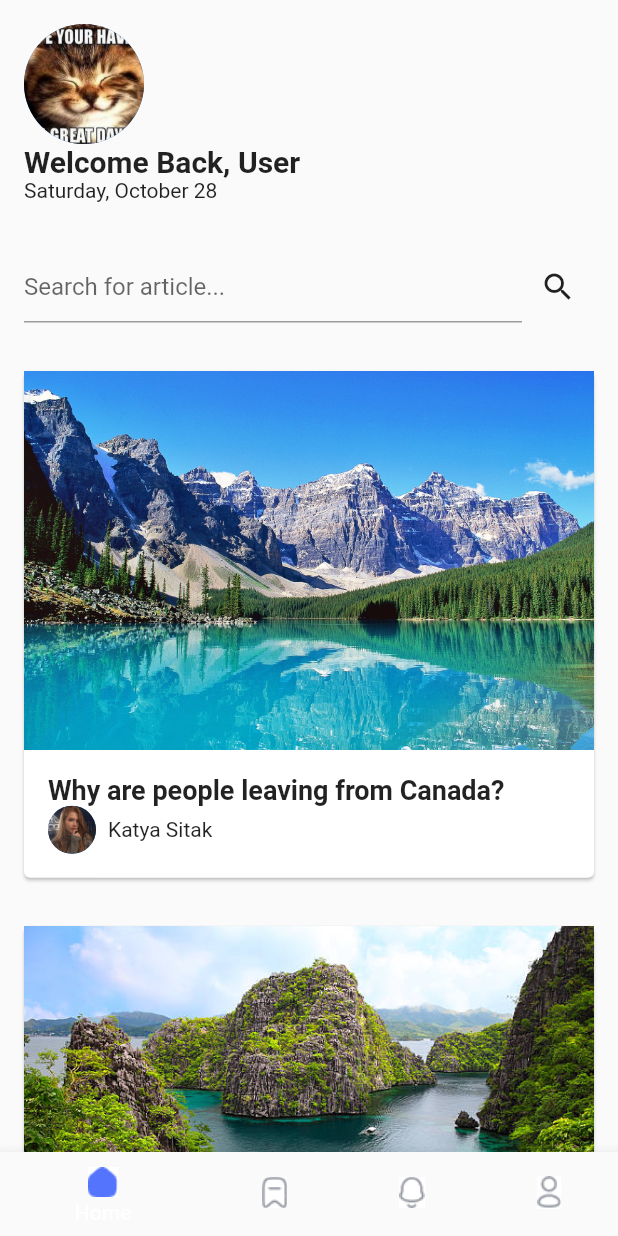
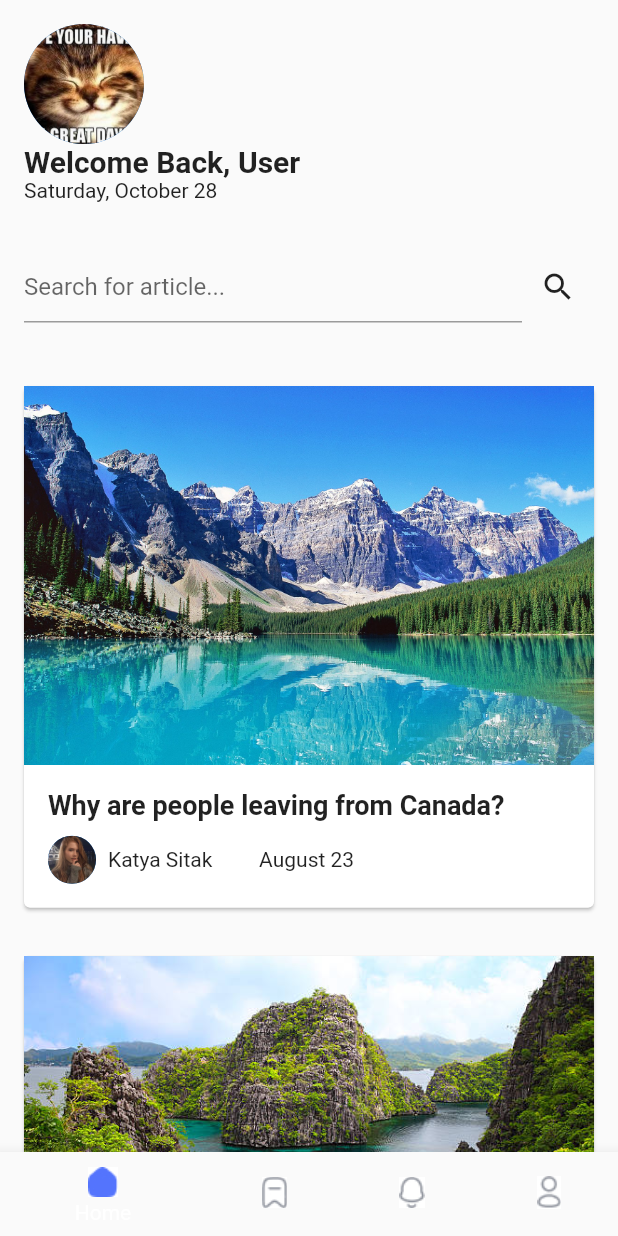
Before and after one commit to akilg25/travel_news_app, a Flutter app: the screen it shows after launch, on a phone screen of 412 x 824 dp. Run offline on Flutter 3.47's test engine with Material 2 defaults, Android fonts, the phone set to English and light mode, and no system bars.

Commit message:
add space between search bar and listview,add article publish date

```diff
--- a/lib/main.dart
+++ b/lib/main.dart
@@ -64,6 +64,7 @@ class HomeScreen extends StatelessWidget {
               ],
             ),
           ),
+          SizedBox(height: 10,),
           Expanded(
             child: ListView.builder(
               itemCount: articles.length,
@@ -114,9 +115,12 @@ class HomeScreen extends StatelessWidget {
             builder: (context) => ArticleScreen(
               articleTitle: article.title,
               articleAuthor: article.authorName,
-              articleDate: formattedDate,
+              articleDate: article.articlePublishDate,
               articleDuration: '5 min',
               articleImage: article.imagePath,
+              authorProfileImage: article.authorProfileImage,
+              articleContents: article.articleContents,
+
             ),
           ),
         );
@@ -137,6 +141,7 @@ class HomeScreen extends StatelessWidget {
                     fontWeight: FontWeight.bold,
                   ),
                 ),
+                SizedBox(height: 10,),
                 Row(
                   children: <Widget>[
                     CircleAvatar(
@@ -145,6 +150,7 @@ class HomeScreen extends StatelessWidget {
                     ),
                     SizedBox(width: 8.0),
                     Text(article.authorName),
+                    Text("         "+article.articlePublishDate),
                   ],
                 ),
               ],
@@ -168,12 +174,17 @@ class Article {
   final String title;
   final String authorName;
   final String authorProfileImage;
+  final String articleContents;
+  final String articlePublishDate;
+
 
   Article({
     required this.imagePath,
     required this.title,
     required this.authorName,
     required this.authorProfileImage,
+    required this.articleContents,
+    required this.articlePublishDate,
   });
 }
 
@@ -183,12 +194,16 @@ List<Article> articles = [
     title: 'Why are people leaving from Canada?',
     authorName: 'Katya Sitak',
     authorProfileImage: 'assets/author1.jpg',
+    articleContents: "People are moving away from Canada because it's expensive to buy homes, other countries offer better jobs, and some prefer warmer weather. Some people are also leaving because of their own or their family's reasons.",
+    articlePublishDate: "August 23",
   ),
   Article(
     imagePath: 'assets/article2.jpg',
     title: 'Why is the internet speed slow in the Philippines?',
     authorName: 'Luke Skywalker',
     authorProfileImage: 'assets/author2.jpg',
+    articleContents: "The internet is slow in the Philippines because some places don't have good internet equipment, the country has lots of islands which make it harder to connect, and it's difficult to provide fast internet in far-away areas. ",
+    articlePublishDate: "June 2",
   ),
 
 ];
```
